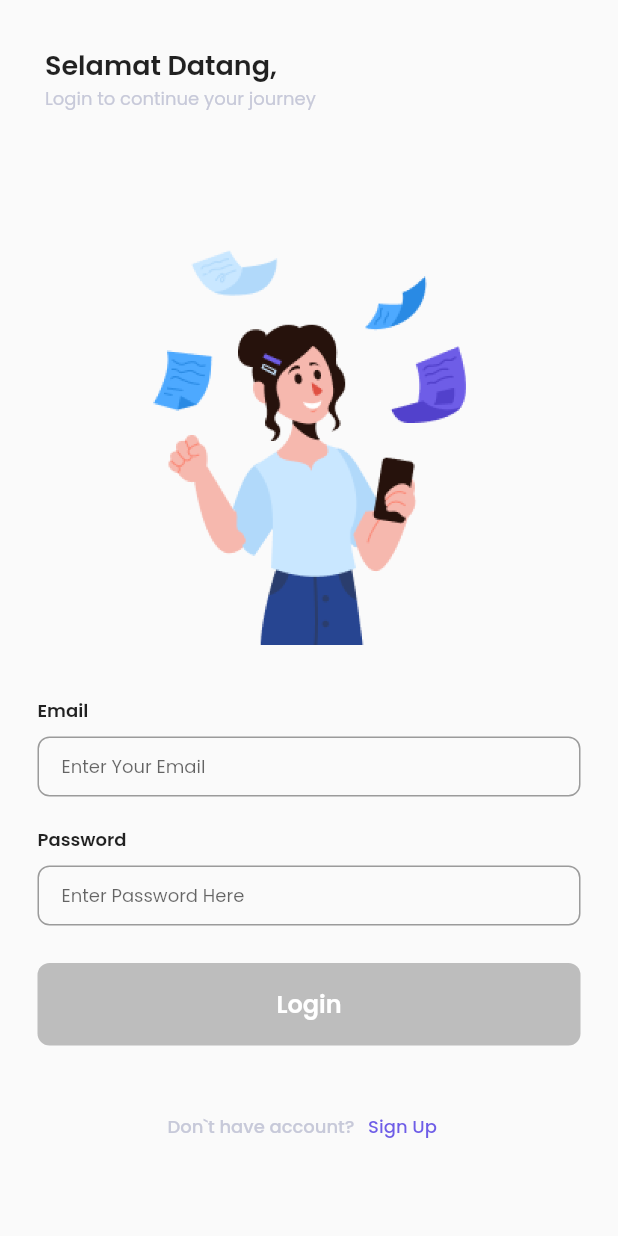
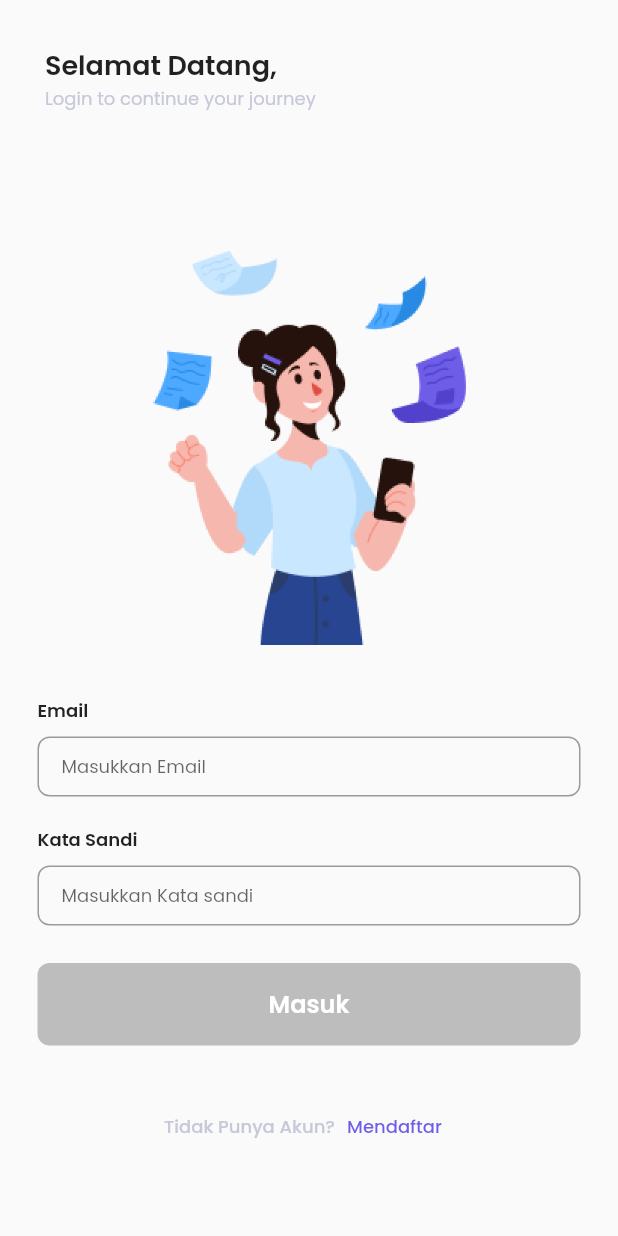
Before and after one commit to rpzfuu/LendLab, a Flutter app: the screen it shows after launch, on a phone screen of 412 x 824 dp. Run offline on Flutter 3.47's test engine with Material 3 defaults, Android fonts, the phone set to English and light mode, and no system bars; our stand-ins replace material_design_icons_flutter, supabase_flutter; accounts and stored records are empty.

Commit message:
merubah tulisan jadi b indo

```diff
--- a/lib/app/screens/auth/login_auth_screen.dart
+++ b/lib/app/screens/auth/login_auth_screen.dart
@@ -85,7 +85,7 @@ class _LoginPageState extends State<LoginPage> {
                         decoration: InputDecoration(
                           contentPadding: const EdgeInsets.symmetric(
                               vertical: 0, horizontal: 16),
-                          hintText: 'Enter Your Email',
+                          hintText: 'Masukkan Email',
                           border: OutlineInputBorder(
                             borderRadius: BorderRadius.circular(8),
                           ),
@@ -94,7 +94,7 @@ class _LoginPageState extends State<LoginPage> {
                     ),
                     const SizedBox(height: 20),
                     const Text(
-                      'Password',
+                      'Kata Sandi',
                       style: TextStyles.sSemiBold,
                     ),
                     const SizedBox(height: 8),
@@ -108,7 +108,7 @@ class _LoginPageState extends State<LoginPage> {
                         decoration: InputDecoration(
                           contentPadding: const EdgeInsets.symmetric(
                               vertical: 0, horizontal: 16),
-                          hintText: 'Enter Password Here',
+                          hintText: 'Masukkan Kata sandi',
                           border: OutlineInputBorder(
                             borderRadius: BorderRadius.circular(8),
                           ),
@@ -118,7 +118,7 @@ class _LoginPageState extends State<LoginPage> {
                     const SizedBox(height: 25),
                     ButtonPrimary(
                       isEnable: terisi,
-                      text: 'Login',
+                      text: 'Masuk',
                       onPressed: () async {
                         final handler = SupaBaseHandler();
                         final idUser = await handler.getID(
@@ -129,7 +129,7 @@ class _LoginPageState extends State<LoginPage> {
                           if (idUser != null) {
                             ScaffoldMessenger.of(context).showSnackBar(
                               const SnackBar(
-                                content: Text('Login Sukses!'),
+                                content: Text('Masuk Sukses!'),
                                 backgroundColor: Colors.green,
                                 duration: Duration(seconds: 2),
                               ),
@@ -140,7 +140,7 @@ class _LoginPageState extends State<LoginPage> {
                           } else {
                             ScaffoldMessenger.of(context).showSnackBar(
                               const SnackBar(
-                                content: Text('Login Gagal'),
+                                content: Text('Masuk Gagal'),
                                 backgroundColor: Colors.red,
                                 duration: Duration(seconds: 2),
                               ),
@@ -154,7 +154,7 @@ class _LoginPageState extends State<LoginPage> {
                       mainAxisAlignment: MainAxisAlignment.center,
                       children: [
                         Text(
-                          'Don`t have account?',
+                          'Tidak Punya Akun?',
                           style: TextStyles.sMedium.copyWith(color: grey2),
                         ),
                         TextButton(
@@ -162,7 +162,7 @@ class _LoginPageState extends State<LoginPage> {
                               Navigator.pushNamed(context, '/signup');
                             },
                             child: Text(
-                              'Sign Up',
+                              'Mendaftar',
                               style:
                                   TextStyles.sMedium.copyWith(color: mainColor),
                             ))
```
